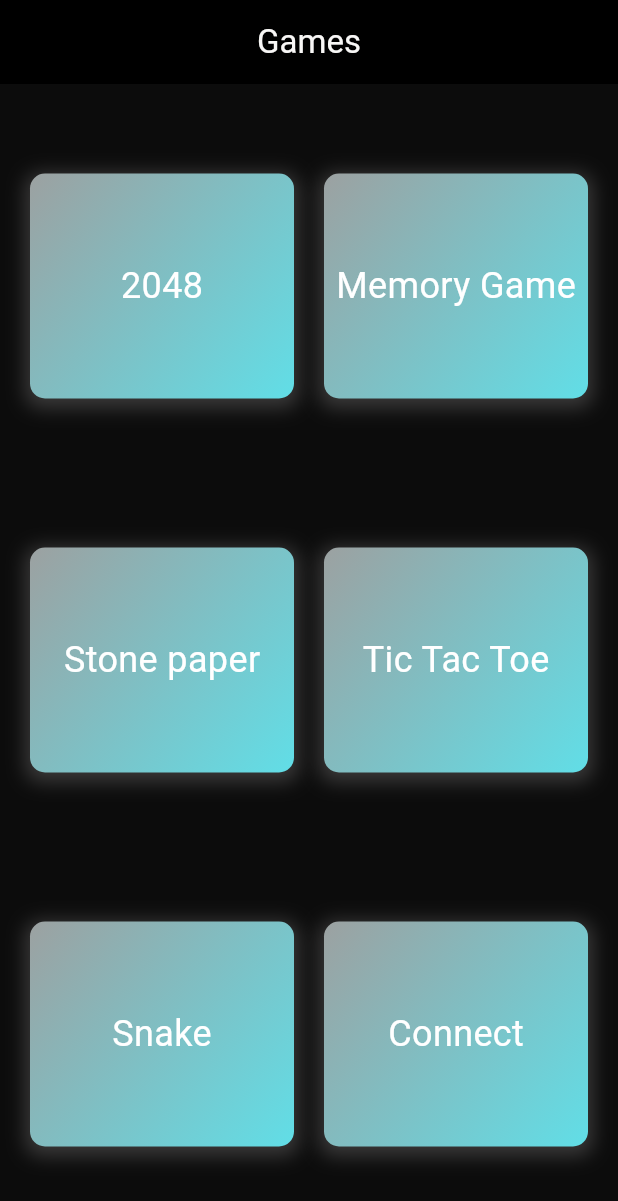
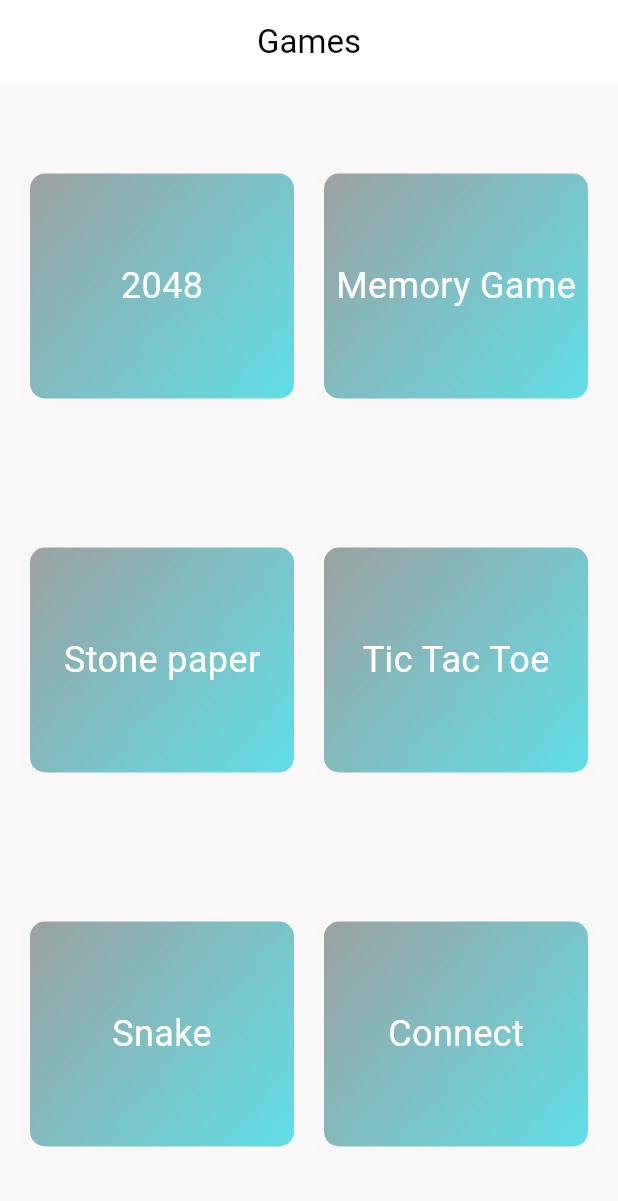
Before and after one commit to Harshanad03/Flutter, a Flutter app: the screen it shows after launch, on a phone screen of 412 x 824 dp. Shown: the top 1201 px of the screen. Run offline on Flutter 3.47's test engine with Material 3 defaults, Android fonts, the phone set to English and light mode, and no system bars; our stand-ins replace glassmorphism, google_fonts, loading_animation_widget; missing offline and left inert: flutter_chess_board; accounts and stored records are empty.

Commit message:
new chages

```diff
--- a/game5/lib/games/home.dart
+++ b/game5/lib/games/home.dart
@@ -84,15 +84,15 @@ class HomePage extends StatelessWidget {
   Widget build(BuildContext context) {
     return Scaffold(
       appBar: AppBar(
-        backgroundColor: Colors.black,
+        backgroundColor: const Color.fromARGB(255, 255, 255, 255),
         title: const Center(
           child: Text(
             "Games",
-            style: TextStyle(color: Color.fromARGB(255, 248, 247, 246)),
+            style: TextStyle(color: Color.fromARGB(255, 7, 7, 7)),
           ),
         ),
       ),
-      backgroundColor: const Color.fromARGB(255, 12, 12, 12),
+      backgroundColor: Color.fromARGB(255, 250, 248, 248),
       body: Padding(
         padding: const EdgeInsets.all(10.0),
         child: Column(
```
